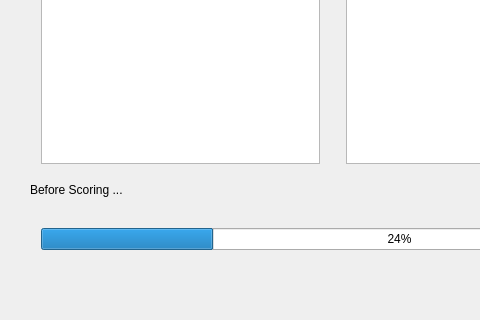
This is CodeScoring/mainwindow.ui in weightle55/W55CodeScoring as Qt 5 draws it before an edit; both pictures show x 0 to 480 and y 223 to 543 of the 976 by 543 pixel window. The edited form follows.
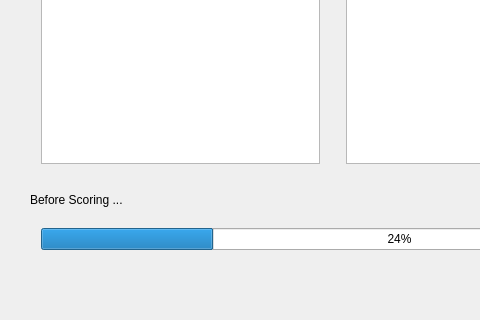
This is the edited form.

Commit message: QProcess execute Answer program and make output text files

```diff
--- a/CodeScoring/mainwindow.ui
+++ b/CodeScoring/mainwindow.ui
@@ -256,7 +256,7 @@
     <property name="geometry">
      <rect>
       <x>30</x>
-      <y>380</y>
+      <y>390</y>
       <width>281</width>
       <height>31</height>
      </rect>
```
The commit also changes 1 other file.
